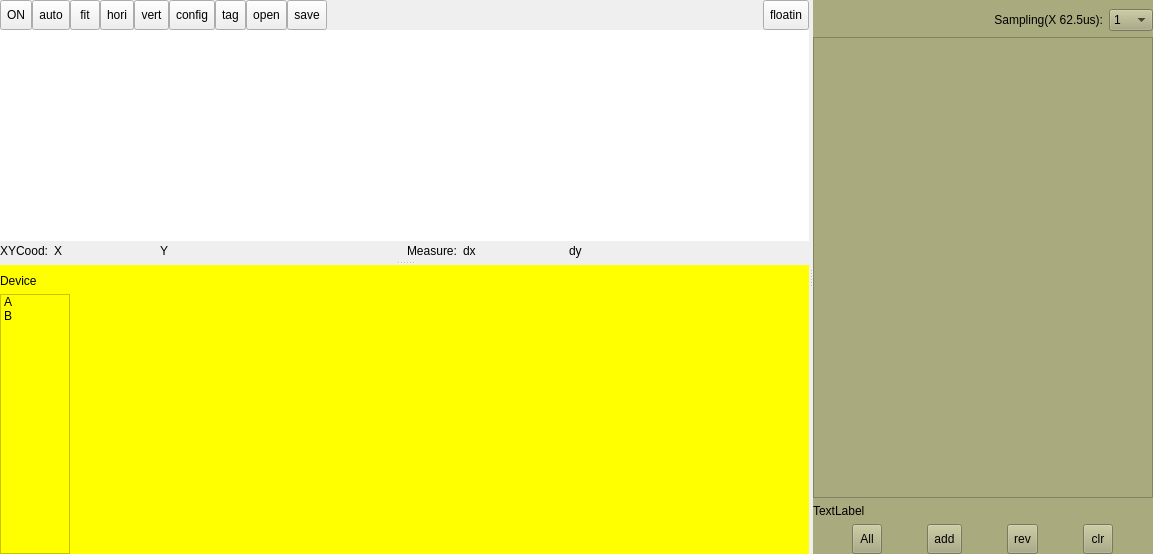
Qt form Libs/PlotUnit/PlotUnitGraph/plotunitgraph129.ui (tiangaomingjing/ServoDriveTech) before a commit.
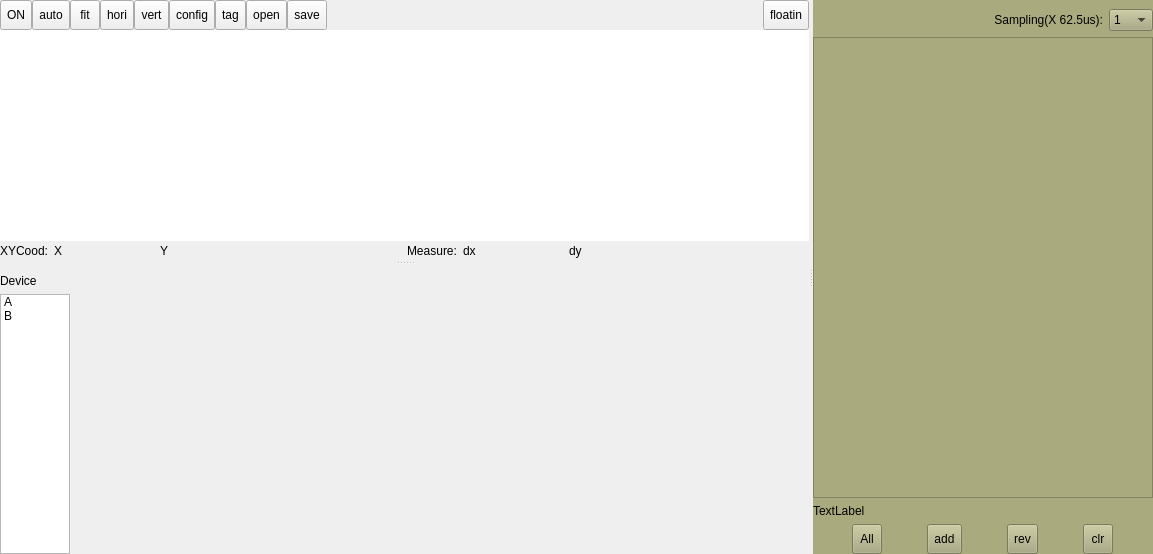
The same form after that commit. Custom widgets are drawn as their Qt base class.

The edit to the form file:
```diff
--- a/Libs/PlotUnit/PlotUnitGraph/plotunitgraph129.ui
+++ b/Libs/PlotUnit/PlotUnitGraph/plotunitgraph129.ui
@@ -330,7 +330,7 @@
          </widget>
          <widget class="QWidget" name="widget_plot_down" native="true">
           <property name="styleSheet">
-           <string notr="true">background-color:yellow;</string>
+           <string notr="true"/>
           </property>
           <layout class="QHBoxLayout" name="horizontalLayout_19" stretch="1,30">
            <property name="spacing">
```
